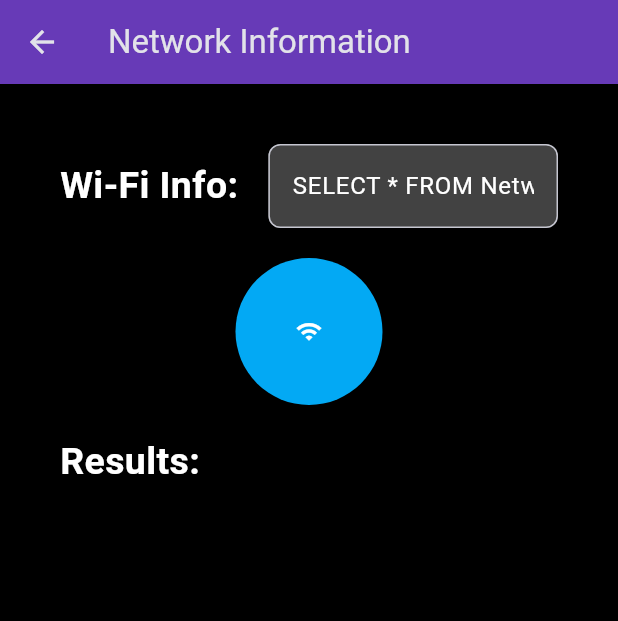
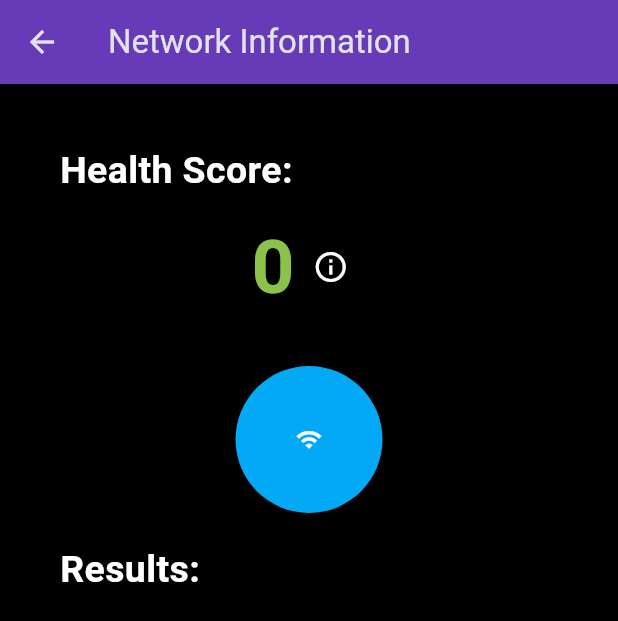
Before and after one commit to kmhoover/Hoover_Health, a Flutter app: the Network screen opened by its route, on a phone screen of 412 x 824 dp. Shown: the top 621 px of the screen. Run offline on Flutter 3.47's test engine with Material 3 defaults, Android fonts, the phone set to English and light mode, and no system bars; our stand-ins replace device_info_plus, sqflite, syncfusion_flutter_charts, syncfusion_flutter_gauges; missing offline and left inert: network_info_plus, system_info2; accounts and stored records are empty.

Commit message:
score update

```diff
--- a/hoov_health/lib/backend/os.dart
+++ b/hoov_health/lib/backend/os.dart
@@ -1,7 +1,5 @@
 class OperatingSystemData {
   final String name;
-  final int major;
-  final int minor;
   final String version;
   final String build;
   final String platform;
@@ -10,8 +8,6 @@ class OperatingSystemData {
 
   OperatingSystemData({
     required this.name,
-    required this.major,
-    required this.minor,
     required this.version,
     required this.build,
     required this.platform,
@@ -22,8 +18,6 @@ class OperatingSystemData {
   factory OperatingSystemData.fromJson(Map<String, dynamic> json) {
     return OperatingSystemData(
       name: json['name'],
-      major: json['major'],
-      minor: json['minor'],
       version: json['version'],
       build: json['build'],
       platform: json['platform'],
--- a/hoov_health/lib/pages/network.dart
+++ b/hoov_health/lib/pages/network.dart
@@ -2,6 +2,7 @@ import 'package:flutter/material.dart';
 import 'package:flutter/services.dart';
 import 'package:hoov_health/backend/state.dart';
 import 'package:provider/provider.dart';
+import 'package:hoov_health/scores/health_score.dart';
 
 class Network extends StatefulWidget {
   const Network({super.key});
@@ -13,13 +14,11 @@ class Network extends StatefulWidget {
 class _NetworkState extends State<Network> {
   static const platform = MethodChannel('com.example.wifi_info');
   Map<String, dynamic> wifiInfo = {};
-  TextEditingController queryController = TextEditingController();
+  int healthScore = 0; // Variable to store the health score
 
   @override
   void initState() {
     super.initState();
-    // Set the default query
-    queryController.text = 'SELECT * FROM NetworkScan';
   }
 
   String getExplanation(String key, dynamic value) {
@@ -71,22 +70,12 @@ class _NetworkState extends State<Network> {
 
               setState(() {
                 wifiInfo = val;
+                // Calculate health score based on the wifiInfo and store it
+                healthScore = calculateHealthScore(val);
               });
             } on PlatformException catch (e) {
               print("Failed to get Wi-Fi info: '${e.message}'.");
             }
-          }
-
-          Future<void> fetchLatestNetworkScan(String query) async {
-            final result = await db.getLatestNetworkScan(query);
-            setState(() {
-              wifiInfo = result;
-            });
-            print(result);
-          }
-
-          if (wifiInfo.isEmpty) {
-            fetchLatestNetworkScan(queryController.text); // Fetch initially with default query
           }
 
           return Container(
@@ -95,34 +84,60 @@ class _NetworkState extends State<Network> {
             child: Column(
               crossAxisAlignment: CrossAxisAlignment.stretch,
               children: <Widget>[
-                Row(
-                  children: [
                 const Text(
-                      'Wi-Fi Info:',
+                  'Health Score:',
                   style: TextStyle(fontSize: 25, fontWeight: FontWeight.bold, color: Colors.white),
                 ),
-                    const SizedBox(width: 20),
-                    Expanded(
-                      child: TextField(
-                        controller: queryController,
-                        style: const TextStyle(color: Colors.white),
-                        decoration: InputDecoration(
-                          hintText: 'Enter SQL query',
-                          hintStyle: const TextStyle(color: Colors.grey),
-                          border: OutlineInputBorder(
-                            borderRadius: BorderRadius.circular(8.0),
+                const SizedBox(height: 10),
+                Row(
+                  mainAxisAlignment: MainAxisAlignment.center,
+                  children: [
+                    Text(
+                      '$healthScore', // Display the health score here
+                      style: const TextStyle(
+                        fontSize: 50,
+                        fontWeight: FontWeight.bold,
+                        color: Colors.lightGreen,
                       ),
-                          filled: true,
-                          fillColor: Colors.grey[800],
                     ),
-                        onSubmitted: (query) {
-                          fetchLatestNetworkScan(query); // Update query on submission
+                    IconButton(
+                      icon: const Icon(Icons.info_outline, color: Colors.white),
+                      onPressed: () {
+                        showDialog(
+                          context: context,
+                          builder: (BuildContext context) {
+                            return AlertDialog(
+                              backgroundColor: Colors.grey[900],
+                              title: const Text(
+                                'Health Score Calculation',
+                                style: TextStyle(color: Colors.white),
+                              ),
+                              content: const Text(
+                                'The health score is calculated based on the following criteria:\n\n'
+                                '1. RSSI: Stronger signals (closer to 0) improve the score.\n'
+                                '2. Noise Level: Less interference improves the score.\n'
+                                '3. Security: Stronger encryption, like WPA3, gives the highest score.',
+                                style: TextStyle(color: Colors.white),
+                              ),
+                              actions: [
+                                TextButton(
+                                  onPressed: () {
+                                    Navigator.of(context).pop();
                                   },
+                                  child: const Text(
+                                    'Close',
+                                    style: TextStyle(color: Colors.lightBlue),
                                   ),
                                 ),
                               ],
+                            );
+                          },
+                        );
+                      },
                     ),
-                const SizedBox(height: 20),
+                  ],
+                ),
+                const SizedBox(height: 30),
                 Center(
                   child: ElevatedButton(
                     onPressed: fetchWifiInfo,
@@ -131,7 +146,7 @@ class _NetworkState extends State<Network> {
                       padding: const EdgeInsets.all(40),
                       backgroundColor: Colors.lightBlue,
                     ),
-                    child: Icon(Icons.wifi, color: Colors.white),
+                    child: const Icon(Icons.wifi, color: Colors.white),
                   ),
                 ),
                 const SizedBox(height: 20),
@@ -188,11 +203,11 @@ class _NetworkState extends State<Network> {
                             children: [
                               Text(
                                 entry.key,
-                                style: TextStyle(fontWeight: FontWeight.bold, color: Colors.white, fontSize: 12),
+                                style: const TextStyle(fontWeight: FontWeight.bold, color: Colors.white, fontSize: 12),
                               ),
                               Text(
                                 entry.value.toString(),
-                                style: TextStyle(color: Colors.white, fontSize: 12),
+                                style: const TextStyle(color: Colors.white, fontSize: 12),
                               ),
                             ],
                           ),
--- a/hoov_health/lib/pages/system.dart
+++ b/hoov_health/lib/pages/system.dart
@@ -33,8 +33,6 @@ class _SystemState extends State<System> {
               final val = result?.cast<String, dynamic>() ?? {};
 
               await db.insertSystemScan(
-                minor: val['Minor'] ?? -1,
-                major: val['Major'] ?? -1,
                 build: val['Build'] ?? -1,
                 processor_type: val['Processor_Type'] ?? 'Unknown',
                 arch: val['Arch'] ?? 'Unknown',
```
Also changed, not shown: hoov_health/lib/backend/db/db.dart (+2 -6 lines), hoov_health/lib/backend/state.dart (+48 -65 lines), hoov_health/lib/scores/health_score.dart (added, +29 -0 lines), 2 other files. Lines whose indentation alone changed are shown as unchanged.
